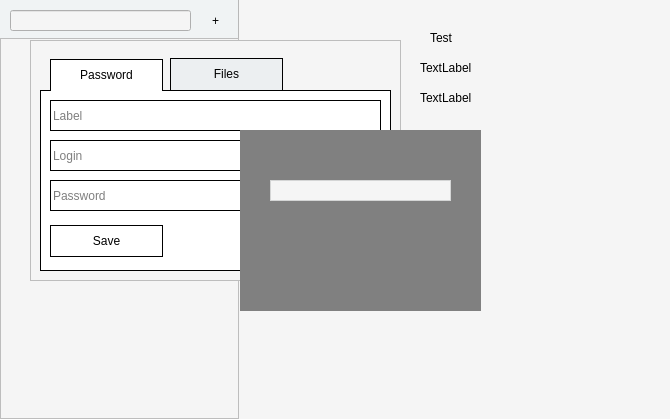
Before: the Qt Designer form forms/mainwindow.ui in jwdeitch/simplesafe, drawn with Qt 5.
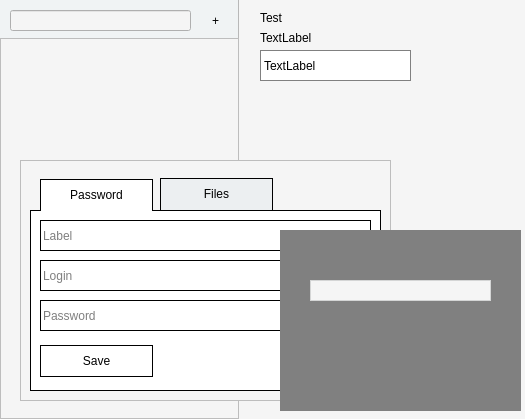
After: the same form once the commit is applied. Icons and pictures are not drawn.

What changed in the file:
```diff
--- a/forms/mainwindow.ui
+++ b/forms/mainwindow.ui
@@ -6,7 +6,7 @@
    <rect>
     <x>0</x>
     <y>0</y>
-    <width>670</width>
+    <width>525</width>
     <height>419</height>
    </rect>
   </property>
@@ -66,8 +66,8 @@
   <widget class="QLabel" name="selectedNameLabel">
    <property name="geometry">
     <rect>
-     <x>430</x>
-     <y>30</y>
+     <x>260</x>
+     <y>10</y>
      <width>60</width>
      <height>16</height>
     </rect>
@@ -79,8 +79,8 @@
   <widget class="QFrame" name="newAssetFrame">
    <property name="geometry">
     <rect>
-     <x>30</x>
-     <y>40</y>
+     <x>20</x>
+     <y>160</y>
      <width>371</width>
      <height>241</height>
     </rect>
@@ -330,8 +330,8 @@
   <widget class="QFrame" name="lockFrame">
    <property name="geometry">
     <rect>
-     <x>240</x>
-     <y>130</y>
+     <x>280</x>
+     <y>230</y>
      <width>241</width>
      <height>181</height>
     </rect>
@@ -367,8 +367,8 @@
   <widget class="QLabel" name="selectedLoginLabel">
    <property name="geometry">
     <rect>
-     <x>420</x>
-     <y>60</y>
+     <x>260</x>
+     <y>30</y>
      <width>60</width>
      <height>16</height>
     </rect>
@@ -380,14 +380,50 @@
   <widget class="QLabel" name="selectedPasswordLabel">
    <property name="geometry">
     <rect>
-     <x>420</x>
-     <y>90</y>
-     <width>60</width>
-     <height>16</height>
+     <x>260</x>
+     <y>50</y>
+     <width>151</width>
+     <height>31</height>
     </rect>
    </property>
+   <property name="styleSheet">
+    <string notr="true">background-color: white;
+border: 1px solid gray;</string>
+   </property>
    <property name="text">
     <string>TextLabel</string>
+   </property>
+   <property name="scaledContents">
+    <bool>true</bool>
+   </property>
+   <property name="wordWrap">
+    <bool>true</bool>
+   </property>
+  </widget>
+  <widget class="QPushButton" name="pushButton">
+   <property name="geometry">
+    <rect>
+     <x>420</x>
+     <y>50</y>
+     <width>41</width>
+     <height>31</height>
+    </rect>
+   </property>
+   <property name="text">
+    <string/>
+   </property>
+   <property name="icon">
+    <iconset resource="../resources.qrc">
+     <normaloff>:/images/images/copy.png</normaloff>:/images/images/copy.png</iconset>
+   </property>
+   <property name="iconSize">
+    <size>
+     <width>32</width>
+     <height>32</height>
+    </size>
+   </property>
+   <property name="flat">
+    <bool>true</bool>
    </property>
   </widget>
   <zorder>searchBackdrop</zorder>
```
Left out of the diff: 9 changed lines with no effect on the pictures.
